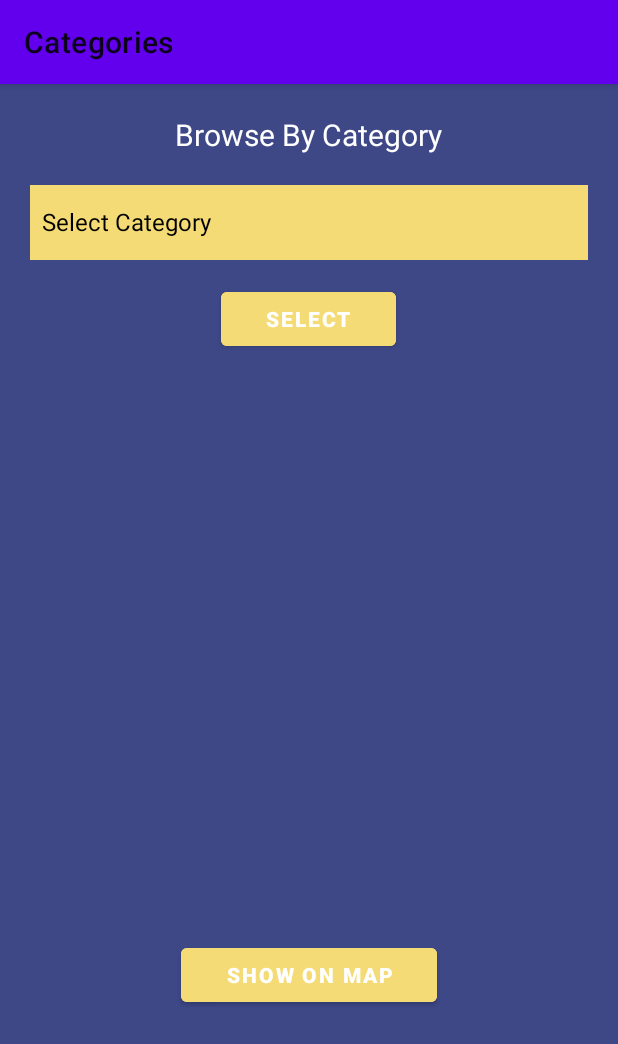
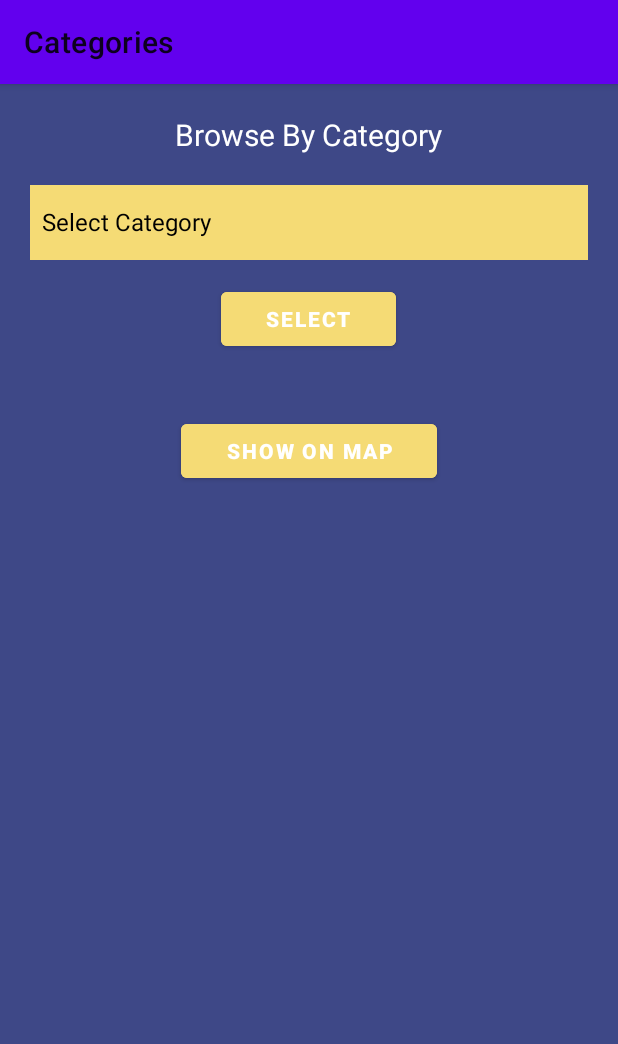
Before and after one commit to zohaibamir203/FYP-IPS, an Android app: the Categories screen opened directly, with no data from a screen before it, on a phone screen of 412 x 824 dp. Shown: the top 1044 px of the screen. Run offline under Robolectric (Android 15) with nearby library versions, the phone set to English and light mode, and no system bars; our stand-ins replace Firebase (no records; nobody signed in at launch, a user with empty details on screens opened directly), Picasso; pictures from the network do not load.

Commit message:
App Completed, UI and First Floor Route need Attention

```diff
--- a/FYPMallManagmentSystemandIPS/app/src/main/java/com/example/fypmallmanagmentsystemandips/Categories.java
+++ b/FYPMallManagmentSystemandIPS/app/src/main/java/com/example/fypmallmanagmentsystemandips/Categories.java
@@ -11,6 +11,7 @@ import android.util.Log;
 import android.view.View;
 import android.widget.AdapterView;
 import android.widget.ArrayAdapter;
+import android.widget.ImageView;
 import android.widget.Spinner;
 
 import com.example.fypmallmanagmentsystemandips.Adapters.CategoriesRecViewAdapter;
@@ -21,22 +22,27 @@ import com.google.firebase.database.DatabaseError;
 import com.google.firebase.database.DatabaseReference;
 import com.google.firebase.database.FirebaseDatabase;
 import com.google.firebase.database.ValueEventListener;
+import com.squareup.picasso.Picasso;
 
 import java.util.ArrayList;
 
 public class Categories extends AppCompatActivity {
 
     Spinner spnCategories;
-    MaterialButton btnSelect;
+    ImageView imgCategory;
+    MaterialButton btnSelect,btnShowMap;
     String[] categories1;
+    String[] name = new String[100];
     ArrayList<String> shopName = new ArrayList<>();
     ArrayList<String> categoryArray = new ArrayList<>();
     ArrayList<String> test = new ArrayList<>();
     String categorySelected;
+    String ShopAddress;
     int shopNameSize;
     RecyclerView categoryRecycler;
     FirebaseDatabase database;
     int position;
+    String url = "http://192.168.100.20:5000";
 
     @Override
     protected void onCreate(Bundle savedInstanceState) {
@@ -48,11 +54,17 @@ public class Categories extends AppCompatActivity {
         progressDialog.show();
         ProgressDialog progressDialog1 = new ProgressDialog(Categories.this);
         progressDialog1.setTitle("Loading Shops Categories");
+        // Setting Up Progress Dialog for Loading Image
+        ProgressDialog progressDialog2 = new ProgressDialog(Categories.this);
+        progressDialog2.setTitle("Fetching Map");
+        progressDialog2.setMessage("It will take few seconds.");
 
         // Declaring Elements
         spnCategories = findViewById(R.id.spnCategories);
         btnSelect = findViewById(R.id.btnSelect);
+        btnShowMap = findViewById(R.id.btnShowMap);
         categoryRecycler = findViewById(R.id.categoryRecycler);
+        imgCategory = findViewById(R.id.imgCategory);
 
         // Loading Data to Spinner
         categories1 = getResources().getStringArray(R.array.shopCategory);
@@ -143,5 +155,45 @@ public class Categories extends AppCompatActivity {
                 categoryRecycler.setLayoutManager(new LinearLayoutManager(Categories.this));
             }
         });
+        // Show Map Button Listener
+        btnShowMap.setOnClickListener(new View.OnClickListener() {
+            @Override
+            public void onClick(View view) {
+                Log.d("test", String.valueOf(test));
+                progressDialog2.show();
+                ShopAddress = "";
+                int iterator = 0;
+                for (int i = 0;i < test.size();i++){
+                    if (test.get(i).contains(categorySelected)){
+                        name[iterator] = shopName.get(i);
+                        iterator++;
+                    }
+                }
+                for (int i = 0; i < iterator;i++){
+                    DatabaseReference addrRef = database.getReference("ShopDetails").child(name[i]).child("shopAddress");
+                    int finalI = i;
+                    int finalR = iterator;
+                    addrRef.addListenerForSingleValueEvent(new ValueEventListener() {
+                        @Override
+                        public void onDataChange(@NonNull DataSnapshot snapshot) {
+                            if (snapshot != null){
+                                ShopAddress = ShopAddress + snapshot.getValue();
+                            }
+                            if (finalI == finalR-1){
+                                Picasso.get().setLoggingEnabled(true);
+                                Picasso.get().load(url+"/from/"+ShopAddress).into(imgCategory);
+                                progressDialog2.dismiss();
+                            }
+
+                        }
+
+                        @Override
+                        public void onCancelled(@NonNull DatabaseError error) {
+
+                        }
+                    });
+                }
+            }
+        });
     }
 }
--- a/FYPMallManagmentSystemandIPS/app/src/main/java/com/example/fypmallmanagmentsystemandips/LocateMe.java
+++ b/FYPMallManagmentSystemandIPS/app/src/main/java/com/example/fypmallmanagmentsystemandips/LocateMe.java
@@ -37,7 +37,7 @@ public class LocateMe extends AppCompatActivity {
     ArrayList<String> currLoc = new ArrayList<>();
     ArrayList<String> DestLoc = new ArrayList<>();
     String currAddr,destAddr,currName,destName;
-    String url = "http://192.168.43.133:5000";
+    String url = "http://192.168.100.20:5000";
 
     private String slctLocation,slctDestination;        // Selected Options in Spinner
 
--- a/FYPMallManagmentSystemandIPS/app/src/main/res/layout/activity_categories.xml
+++ b/FYPMallManagmentSystemandIPS/app/src/main/res/layout/activity_categories.xml
@@ -7,6 +7,13 @@
     tools:context=".Categories"
     android:background="@color/backgroundBlue">
 
+    <ScrollView
+        android:layout_width="match_parent"
+        android:layout_height="match_parent">
+        <LinearLayout
+            android:layout_width="match_parent"
+            android:layout_height="match_parent"
+            android:orientation="vertical">
             <TextView
                 android:layout_width="wrap_content"
                 android:layout_height="wrap_content"
@@ -15,7 +22,8 @@
                 android:text="@string/browCategory"
                 android:textColor="@color/white"
                 android:textSize="20sp"
-        android:layout_marginTop="20dp"/>
+                android:layout_marginTop="20dp"
+                android:layout_gravity="center_horizontal"/>
 
             <Spinner
                 android:layout_width="match_parent"
@@ -39,16 +47,17 @@
                 android:paddingLeft="30dp"
                 android:paddingRight="30dp"
                 android:text="@string/select"
-        android:textStyle="bold" />
+                android:textStyle="bold"
+                android:layout_gravity="center_horizontal"/>
 
             <androidx.recyclerview.widget.RecyclerView
                 android:id="@+id/categoryRecycler"
                 android:layout_width="match_parent"
-        android:layout_height="350dp"
+                android:layout_height="wrap_content"
                 android:layout_below="@id/btnSelect"
                 android:layout_alignParentStart="true"
                 android:layout_centerVertical="true"
-        android:layout_marginTop="19dp" />
+                android:layout_marginTop="20dp" />
 
             <com.google.android.material.button.MaterialButton
                 android:id="@+id/btnShowMap"
@@ -61,6 +70,14 @@
                 android:text="@string/shwOnMap"
                 android:layout_centerHorizontal="true"
                 android:layout_marginTop="20dp"
-        android:textStyle="bold" />
+                android:textStyle="bold"
+                android:layout_gravity="center_horizontal"/>
+
+            <ImageView
+                android:layout_width="match_parent"
+                android:layout_height="wrap_content"
+                android:id="@+id/imgCategory"/>
+        </LinearLayout>
+    </ScrollView>
 
 </RelativeLayout>
```
Also changed, not shown: FYPMallManagmentSystemandIPS/app/src/main/java/com/example/fypmallmanagmentsystemandips/SalesAlert.java (+32 -14 lines), FYPMallManagmentSystemandIPS/app/src/main/res/layout/activity_sales_alert.xml (+20 -4 lines), 3 other files. Lines whose indentation alone changed are shown as unchanged.
